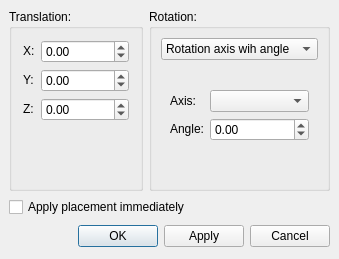
Qt form src/Gui/Placement.ui (berndhahnebach/All_FreeCAD) before a commit.
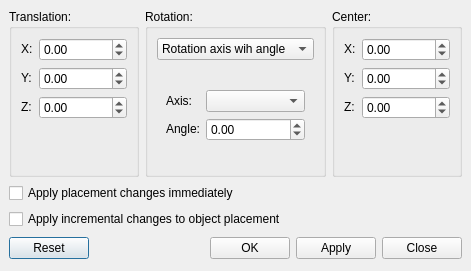
The same form after that commit.

Commit message: + support center, incremental changes and reset in placement dialog

Patch:
```diff
--- a/src/Gui/Placement.ui
+++ b/src/Gui/Placement.ui
@@ -8,8 +8,8 @@
    <rect>
     <x>0</x>
     <y>0</y>
-    <width>321</width>
-    <height>259</height>
+    <width>411</width>
+    <height>253</height>
    </rect>
   </property>
   <property name="windowTitle" >
@@ -22,6 +22,201 @@
    <property name="spacing" >
     <number>6</number>
    </property>
+   <item row="3" column="0" colspan="3" >
+    <layout class="QHBoxLayout" >
+     <property name="margin" >
+      <number>0</number>
+     </property>
+     <property name="spacing" >
+      <number>6</number>
+     </property>
+     <item>
+      <widget class="QPushButton" name="resetButton" >
+       <property name="text" >
+        <string>Reset</string>
+       </property>
+      </widget>
+     </item>
+     <item>
+      <spacer>
+       <property name="orientation" >
+        <enum>Qt::Horizontal</enum>
+       </property>
+       <property name="sizeType" >
+        <enum>QSizePolicy::Expanding</enum>
+       </property>
+       <property name="sizeHint" >
+        <size>
+         <width>51</width>
+         <height>27</height>
+        </size>
+       </property>
+      </spacer>
+     </item>
+     <item>
+      <widget class="QPushButton" name="oKButton" >
+       <property name="text" >
+        <string>OK</string>
+       </property>
+      </widget>
+     </item>
+     <item>
+      <widget class="QPushButton" name="applyButton" >
+       <property name="text" >
+        <string>Apply</string>
+       </property>
+      </widget>
+     </item>
+     <item>
+      <widget class="QPushButton" name="closeButton" >
+       <property name="text" >
+        <string>Close</string>
+       </property>
+      </widget>
+     </item>
+    </layout>
+   </item>
+   <item row="1" column="0" colspan="3" >
+    <widget class="QCheckBox" name="applyPlacementChange" >
+     <property name="text" >
+      <string>Apply placement changes immediately</string>
+     </property>
+    </widget>
+   </item>
+   <item row="2" column="0" colspan="2" >
+    <widget class="QCheckBox" name="applyIncrementalPlacement" >
+     <property name="text" >
+      <string>Apply incremental changes to object placement</string>
+     </property>
+    </widget>
+   </item>
+   <item row="0" column="2" >
+    <widget class="QGroupBox" name="GroupBox5_3" >
+     <property name="title" >
+      <string>Center:</string>
+     </property>
+     <layout class="QGridLayout" >
+      <property name="margin" >
+       <number>9</number>
+      </property>
+      <property name="spacing" >
+       <number>6</number>
+      </property>
+      <item row="2" column="1" >
+       <widget class="QDoubleSpinBox" name="zCnt" >
+        <property name="sizePolicy" >
+         <sizepolicy>
+          <hsizetype>5</hsizetype>
+          <vsizetype>0</vsizetype>
+          <horstretch>0</horstretch>
+          <verstretch>0</verstretch>
+         </sizepolicy>
+        </property>
+        <property name="maximum" >
+         <double>2.14748e+09</double>
+        </property>
+        <property name="minimum" >
+         <double>-2.14748e+09</double>
+        </property>
+       </widget>
+      </item>
+      <item row="1" column="1" >
+       <widget class="QDoubleSpinBox" name="yCnt" >
+        <property name="sizePolicy" >
+         <sizepolicy>
+          <hsizetype>5</hsizetype>
+          <vsizetype>0</vsizetype>
+          <horstretch>0</horstretch>
+          <verstretch>0</verstretch>
+         </sizepolicy>
+        </property>
+        <property name="maximum" >
+         <double>2.14748e+09</double>
+        </property>
+        <property name="minimum" >
+         <double>-2.14748e+09</double>
+        </property>
+       </widget>
+      </item>
+      <item row="0" column="1" >
+       <widget class="QDoubleSpinBox" name="xCnt" >
+        <property name="sizePolicy" >
+         <sizepolicy>
+          <hsizetype>5</hsizetype>
+          <vsizetype>0</vsizetype>
+          <horstretch>0</horstretch>
+          <verstretch>0</verstretch>
+         </sizepolicy>
+        </property>
+        <property name="maximum" >
+         <double>2.14748e+09</double>
+        </property>
+        <property name="minimum" >
+         <double>-2.14748e+09</double>
+        </property>
+       </widget>
+      </item>
+      <item row="3" column="1" >
+       <spacer>
+        <property name="orientation" >
+         <enum>Qt::Vertical</enum>
+        </property>
+        <property name="sizeHint" >
+         <size>
+          <width>20</width>
+          <height>66</height>
+         </size>
+        </property>
+       </spacer>
+      </item>
+      <item row="2" column="0" >
+       <widget class="QLabel" name="TextLabelZ_5" >
+        <property name="sizePolicy" >
+         <sizepolicy>
+          <hsizetype>0</hsizetype>
+          <vsizetype>0</vsizetype>
+          <horstretch>0</horstretch>
+          <verstretch>0</verstretch>
+         </sizepolicy>
+        </property>
+        <property name="text" >
+         <string>Z:</string>
+        </property>
+       </widget>
+      </item>
+      <item row="1" column="0" >
+       <widget class="QLabel" name="TextLabelY_2" >
+        <property name="sizePolicy" >
+         <sizepolicy>
+          <hsizetype>0</hsizetype>
+          <vsizetype>0</vsizetype>
+          <horstretch>0</horstretch>
+          <verstretch>0</verstretch>
+         </sizepolicy>
+        </property>
+        <property name="text" >
+         <string>Y:</string>
+        </property>
+       </widget>
+      </item>
+      <item row="0" column="0" >
+       <widget class="QLabel" name="TextLabelX_2" >
+        <property name="sizePolicy" >
+         <sizepolicy>
+          <hsizetype>0</hsizetype>
+          <vsizetype>0</vsizetype>
+          <horstretch>0</horstretch>
+          <verstretch>0</verstretch>
+         </sizepolicy>
+        </property>
+        <property name="text" >
+         <string>X:</string>
+        </property>
+       </widget>
+      </item>
+     </layout>
+    </widget>
+   </item>
    <item row="0" column="1" >
     <widget class="QGroupBox" name="GroupBox5_2" >
      <property name="title" >
@@ -234,13 +429,6 @@
      </layout>
     </widget>
    </item>
-   <item row="1" column="0" colspan="2" >
-    <widget class="QCheckBox" name="applyPlacement" >
-     <property name="text" >
-      <string>Apply placement immediately</string>
-     </property>
-    </widget>
-   </item>
    <item row="0" column="0" >
     <widget class="QGroupBox" name="GroupBox5" >
      <property name="title" >
@@ -248,28 +436,21 @@
      </property>
      <layout class="QGridLayout" >
       <property name="margin" >
-       <number>11</number>
+       <number>9</number>
       </property>
       <property name="spacing" >
        <number>6</number>
       </property>
-      <item row="0" column="0" >
-       <widget class="QLabel" name="TextLabelX" >
+      <item row="2" column="1" >
+       <widget class="QDoubleSpinBox" name="zPos" >
         <property name="sizePolicy" >
          <sizepolicy>
-          <hsizetype>0</hsizetype>
+          <hsizetype>5</hsizetype>
           <vsizetype>0</vsizetype>
           <horstretch>0</horstretch>
           <verstretch>0</verstretch>
          </sizepolicy>
         </property>
-        <property name="text" >
-         <string>X:</string>
-        </property>
-       </widget>
-      </item>
-      <item row="0" column="1" >
-       <widget class="QDoubleSpinBox" name="xPos" >
         <property name="maximum" >
          <double>2.14748e+09</double>
         </property>
@@ -278,23 +459,16 @@
         </property>
        </widget>
       </item>
-      <item row="1" column="0" >
-       <widget class="QLabel" name="TextLabelY" >
-        <property name="sizePolicy" >
-         <sizepolicy>
-          <hsizetype>0</hsizetype>
-          <vsizetype>0</vsizetype>
-          <horstretch>0</horstretch>
-          <verstretch>0</verstretch>
-         </sizepolicy>
-        </property>
-        <property name="text" >
-         <string>Y:</string>
-        </property>
-       </widget>
-      </item>
       <item row="1" column="1" >
        <widget class="QDoubleSpinBox" name="yPos" >
+        <property name="sizePolicy" >
+         <sizepolicy>
+          <hsizetype>5</hsizetype>
+          <vsizetype>0</vsizetype>
+          <horstretch>0</horstretch>
+          <verstretch>0</verstretch>
+         </sizepolicy>
+        </property>
         <property name="maximum" >
          <double>2.14748e+09</double>
         </property>
@@ -303,6 +477,37 @@
         </property>
        </widget>
       </item>
+      <item row="0" column="1" >
+       <widget class="QDoubleSpinBox" name="xPos" >
+        <property name="sizePolicy" >
+         <sizepolicy>
+          <hsizetype>5</hsizetype>
+          <vsizetype>0</vsizetype>
+          <horstretch>0</horstretch>
+          <verstretch>0</verstretch>
+         </sizepolicy>
+        </property>
+        <property name="maximum" >
+         <double>2.14748e+09</double>
+        </property>
+        <property name="minimum" >
+         <double>-2.14748e+09</double>
+        </property>
+       </widget>
+      </item>
+      <item row="3" column="1" >
+       <spacer>
+        <property name="orientation" >
+         <enum>Qt::Vertical</enum>
+        </property>
+        <property name="sizeHint" >
+         <size>
+          <width>20</width>
+          <height>66</height>
+         </size>
+        </property>
+       </spacer>
+      </item>
       <item row="2" column="0" >
        <widget class="QLabel" name="TextLabelZ" >
         <property name="sizePolicy" >
@@ -318,79 +523,39 @@
         </property>
        </widget>
       </item>
-      <item row="2" column="1" >
-       <widget class="QDoubleSpinBox" name="zPos" >
-        <property name="maximum" >
-         <double>2.14748e+09</double>
+      <item row="1" column="0" >
+       <widget class="QLabel" name="TextLabelY" >
+        <property name="sizePolicy" >
+         <sizepolicy>
+          <hsizetype>0</hsizetype>
+          <vsizetype>0</vsizetype>
+          <horstretch>0</horstretch>
+          <verstretch>0</verstretch>
+         </sizepolicy>
         </property>
-        <property name="minimum" >
-         <double>-2.14748e+09</double>
+        <property name="text" >
+         <string>Y:</string>
         </property>
        </widget>
       </item>
-      <item row="3" column="1" >
-       <spacer>
-        <property name="orientation" >
-         <enum>Qt::Vertical</enum>
+      <item row="0" column="0" >
+       <widget class="QLabel" name="TextLabelX" >
+        <property name="sizePolicy" >
+         <sizepolicy>
+          <hsizetype>0</hsizetype>
+          <vsizetype>0</vsizetype>
+          <horstretch>0</horstretch>
+          <verstretch>0</verstretch>
+         </sizepolicy>
         </property>
-        <property name="sizeHint" >
-         <size>
-          <width>20</width>
-          <height>40</height>
-         </size>
+        <property name="text" >
+         <string>X:</string>
         </property>
-       </spacer>
+       </widget>
       </item>
      </layout>
     </widget>
    </item>
-   <item row="2" column="0" colspan="2" >
-    <layout class="QHBoxLayout" >
-     <property name="margin" >
-      <number>0</number>
-     </property>
-     <property name="spacing" >
-      <number>6</number>
-     </property>
-     <item>
-      <spacer>
-       <property name="orientation" >
-        <enum>Qt::Horizontal</enum>
-       </property>
-       <property name="sizeType" >
-        <enum>QSizePolicy::Expanding</enum>
-       </property>
-       <property name="sizeHint" >
-        <size>
-         <width>70</width>
-         <height>27</height>
-        </size>
-       </property>
-      </spacer>
-     </item>
-     <item>
-      <widget class="QPushButton" name="oKButton" >
-       <property name="text" >
-        <string>OK</string>
-       </property>
-      </widget>
-     </item>
-     <item>
-      <widget class="QPushButton" name="applyButton" >
-       <property name="text" >
-        <string>Apply</string>
-       </property>
-      </widget>
-     </item>
-     <item>
-      <widget class="QPushButton" name="cancelButton" >
-       <property name="text" >
-        <string>Cancel</string>
-       </property>
-      </widget>
-     </item>
-    </layout>
-   </item>
   </layout>
  </widget>
  <layoutdefault spacing="6" margin="11" />
```
Left out of the diff: 9 changed lines with no effect on the pictures. The commit also changes 3 other files.
